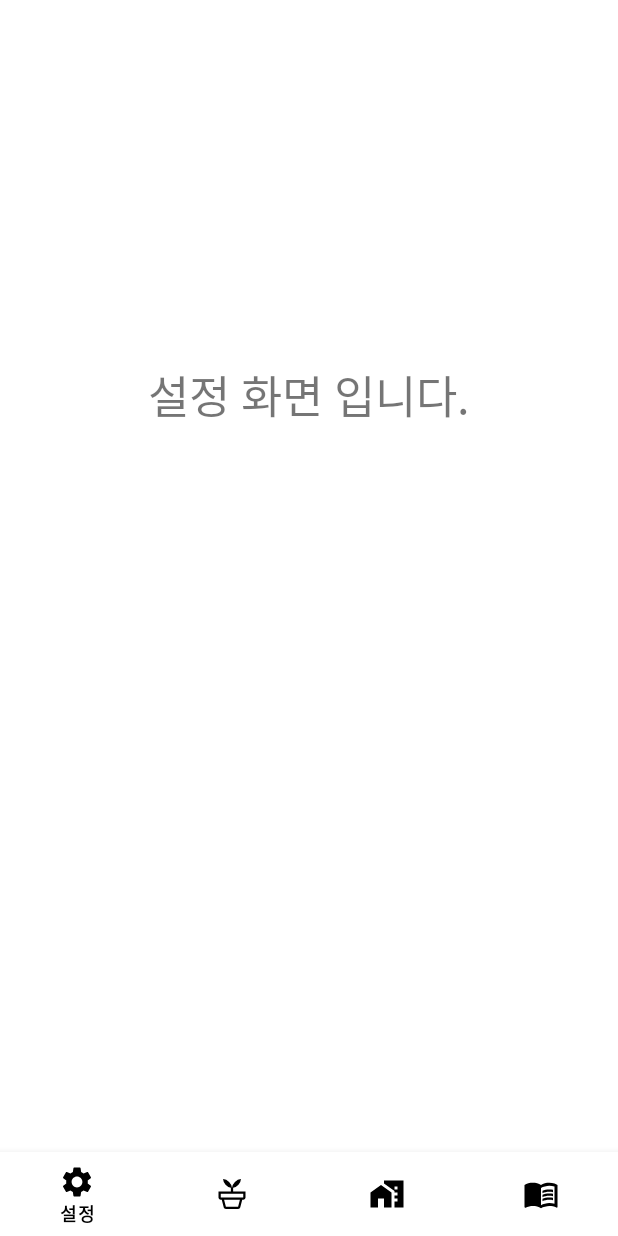
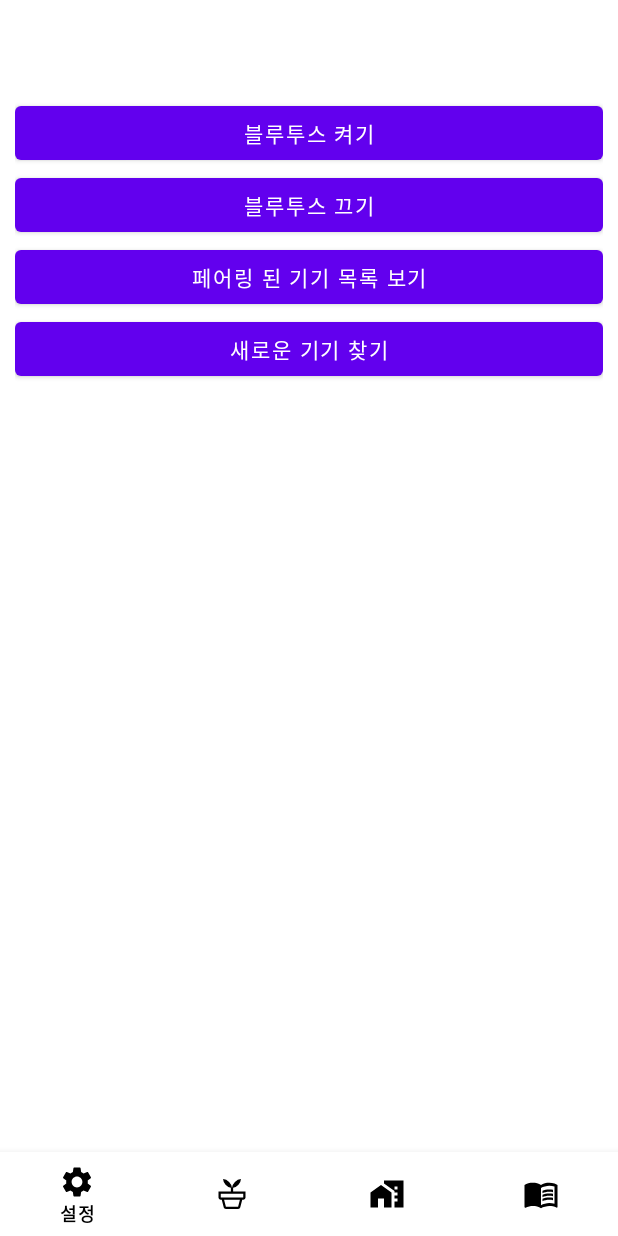
Before and after one commit to wogur0915/GreenWater, an Android app: the settings screen opened directly, with no data from a screen before it, on a phone screen of 412 x 824 dp. Run offline under Robolectric (Android 15) with nearby library versions, the phone set to English and light mode, and no system bars.

Commit message:
설정 화면 릴레이티브레이아웃으로 변경 및 블루투스 관련 버튼들과 리스트뷰 추가

```diff
--- a/GreenWater/app/src/main/res/layout/settings.xml
+++ b/GreenWater/app/src/main/res/layout/settings.xml
@@ -1,21 +1,64 @@
 <?xml version="1.0" encoding="utf-8"?>
-<androidx.constraintlayout.widget.ConstraintLayout xmlns:android="http://schemas.android.com/apk/res/android"
+<RelativeLayout xmlns:android="http://schemas.android.com/apk/res/android"
     xmlns:app="http://schemas.android.com/apk/res-auto"
     xmlns:tools="http://schemas.android.com/tools"
     android:id="@+id/linearLayout"
+    android:paddingBottom="10dp"
+    android:paddingLeft="10dp"
+    android:paddingRight="10dp"
+    android:paddingTop="10dp"
     android:layout_width="match_parent"
     android:layout_height="match_parent">
 
-    <TextView
-        android:id="@+id/textView"
-        android:layout_width="wrap_content"
-        android:layout_height="wrap_content"
-        android:text="설정 화면 입니다."
-        android:textSize="30dp"
-        app:layout_constraintBottom_toBottomOf="parent"
-        app:layout_constraintEnd_toEndOf="parent"
-        app:layout_constraintStart_toStartOf="parent"
-        app:layout_constraintTop_toTopOf="parent"
-        app:layout_constraintVertical_bias="0.303" />
+    <LinearLayout
+        android:layout_width="match_parent"
+        android:layout_height="match_parent"
+        android:orientation="vertical">
 
-</androidx.constraintlayout.widget.ConstraintLayout>
+
+        <Button
+            android:id="@+id/scan"
+            android:layout_width="match_parent"
+            android:layout_height="wrap_content"
+            android:layout_centerVertical="true"
+            android:layout_toStartOf="@+id/off"
+            android:text="블루투스 켜기" />
+
+        <Button
+            android:id="@+id/off"
+            android:layout_width="match_parent"
+            android:layout_height="wrap_content"
+            android:layout_alignBottom="@+id/scan"
+            android:layout_toEndOf="@+id/PairedBtn"
+            android:layout_toRightOf="@+id/PairedBtn"
+            android:text="블루투스 끄기" />
+
+        <Button
+            android:id="@+id/PairedBtn"
+            android:layout_width="match_parent"
+            android:layout_height="wrap_content"
+            android:layout_below="@+id/scan"
+            android:layout_toStartOf="@+id/discover"
+            android:text="페어링 된 기기 목록 보기" />
+
+        <Button
+            android:id="@+id/discover"
+            android:layout_width="match_parent"
+            android:layout_height="wrap_content"
+            android:layout_below="@+id/off"
+            android:layout_toEndOf="@+id/checkboxLED1"
+            android:layout_toRightOf="@+id/checkboxLED1"
+            android:text="새로운 기기 찾기" />
+
+        <ListView
+            android:id="@+id/devicesListView"
+            android:layout_width="wrap_content"
+            android:layout_height="wrap_content"
+            android:layout_below="@+id/PairedBtn"
+            android:layout_alignEnd="@+id/off"
+            android:layout_alignRight="@+id/off"
+            android:choiceMode="singleChoice" />
+
+    </LinearLayout>
+
+</RelativeLayout>
```
